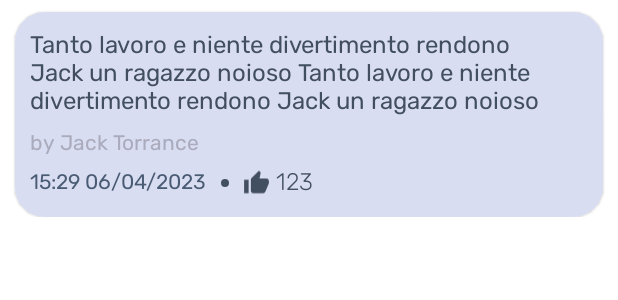
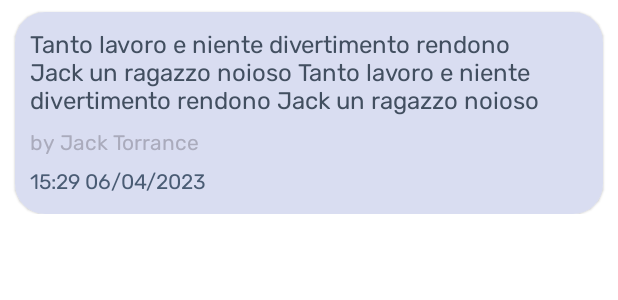
Before and after one commit to edodichiara/HackerNewsApp, an Android app: the layout comment_item.xml on its own in the app's theme, with its tools: preview values and no code run, on a phone screen of 412 x 824 dp. Shown: the top 300 px of the screen. Run offline under Robolectric (Android 15) with nearby library versions, the phone set to English and light mode, and no system bars.

Commit message:
Refactor some code

```diff
--- a/app/src/main/java/com/example/hackernewsapp/ui/adapter/CommentListAdapter.kt
+++ b/app/src/main/java/com/example/hackernewsapp/ui/adapter/CommentListAdapter.kt
@@ -39,7 +39,6 @@ class CommentListAdapter(private val listOfComments: List<CommentModel>) :
                     binding.author.text = this.by
                 }
                 holder.binding.dateTime.text = simpleDateFormat.format(this.time)
-                holder.binding.numbersOfLike.text = this.score.toString()
             }
         }
     }
--- a/app/src/main/res/layout/comment_item.xml
+++ b/app/src/main/res/layout/comment_item.xml
@@ -18,76 +18,44 @@
         <androidx.constraintlayout.widget.ConstraintLayout
             android:layout_width="match_parent"
             android:layout_height="match_parent"
-            android:padding="10dp"
-            android:background="@color/my_light_blue_5">
+            android:background="@color/my_light_blue_5"
+            android:padding="10dp">
 
             <TextView
                 android:id="@+id/comment_text"
                 android:layout_width="0dp"
                 android:layout_height="wrap_content"
+                android:fontFamily="@font/rubik"
+                android:textColor="@color/my_blue_grey"
+                android:textSize="16sp"
                 app:layout_constraintEnd_toEndOf="parent"
                 app:layout_constraintStart_toStartOf="parent"
                 app:layout_constraintTop_toTopOf="parent"
-                android:fontFamily="@font/rubik"
-                android:textSize="16sp"
-                android:textColor="@color/my_blue_grey"
                 tools:text="Tanto lavoro e niente divertimento rendono Jack un ragazzo noioso Tanto lavoro e niente divertimento rendono Jack un ragazzo noioso" />
 
             <TextView
                 android:id="@+id/author"
                 android:layout_width="wrap_content"
                 android:layout_height="wrap_content"
+                android:layout_marginTop="@dimen/margin_top_textview1"
+                android:fontFamily="@font/rubik"
+                android:textColor="@color/my_light_grey"
+                android:textSize="14sp"
                 app:layout_constraintStart_toStartOf="parent"
                 app:layout_constraintTop_toBottomOf="@id/comment_text"
-                android:layout_marginTop="@dimen/margin_top_textview1"
-                tools:text="by Jack Torrance"
-                android:fontFamily="@font/rubik"
-                android:textSize="14sp"
-                android:textColor="@color/my_light_grey" />
+                tools:text="by Jack Torrance" />
 
             <TextView
                 android:id="@+id/date_time"
                 android:layout_width="wrap_content"
                 android:layout_height="wrap_content"
+                android:layout_marginTop="@dimen/margin_top_textview1"
+                android:fontFamily="@font/rubik"
+                android:textColor="@color/my_blue"
+                android:textSize="14sp"
                 app:layout_constraintStart_toStartOf="parent"
                 app:layout_constraintTop_toBottomOf="@id/author"
-                android:layout_marginTop="@dimen/margin_top_textview1"
-                tools:text="15:29 06/04/2023"
-                android:fontFamily="@font/rubik"
-                android:textSize="14sp"
-                android:textColor="@color/my_blue" />
-
-            <include
-                android:id="@+id/dot_icon"
-                layout="@layout/dot_icon"
-                app:layout_constraintStart_toEndOf="@id/date_time"
-                app:layout_constraintTop_toTopOf="@id/date_time"
-                app:layout_constraintBottom_toBottomOf="@id/date_time"
-                android:layout_height="8dp"
-                android:layout_width="wrap_content"/>
-
-            <ImageView
-                android:id="@+id/like"
-                android:layout_width="18dp"
-                android:layout_height="wrap_content"
-                app:layout_constraintStart_toEndOf="@id/dot_icon"
-                app:layout_constraintTop_toTopOf="@id/date_time"
-                app:layout_constraintBottom_toBottomOf="@id/date_time"
-                android:src="@drawable/baseline_thumb_up_24" />
-
-            <TextView
-                android:id="@+id/numbers_of_like"
-                android:layout_width="wrap_content"
-                android:layout_height="wrap_content"
-                app:layout_constraintStart_toEndOf="@id/like"
-                app:layout_constraintTop_toTopOf="@id/date_time"
-                app:layout_constraintBottom_toBottomOf="@id/date_time"
-                android:layout_marginStart="4dp"
-                android:text="123"
-                android:textSize="16sp"
-                android:fontFamily="@font/rubik_light"
-                android:textColor="@color/my_blue_grey"/>
-
+                tools:text="15:29 06/04/2023" />
 
 
         </androidx.constraintlayout.widget.ConstraintLayout>
```
